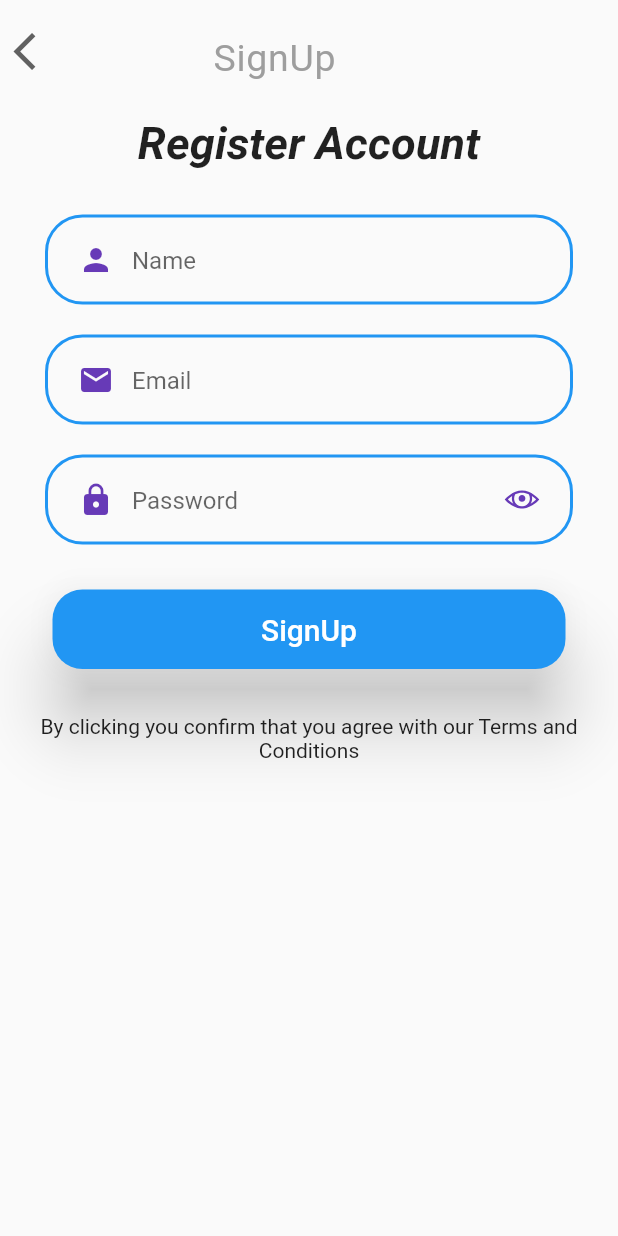
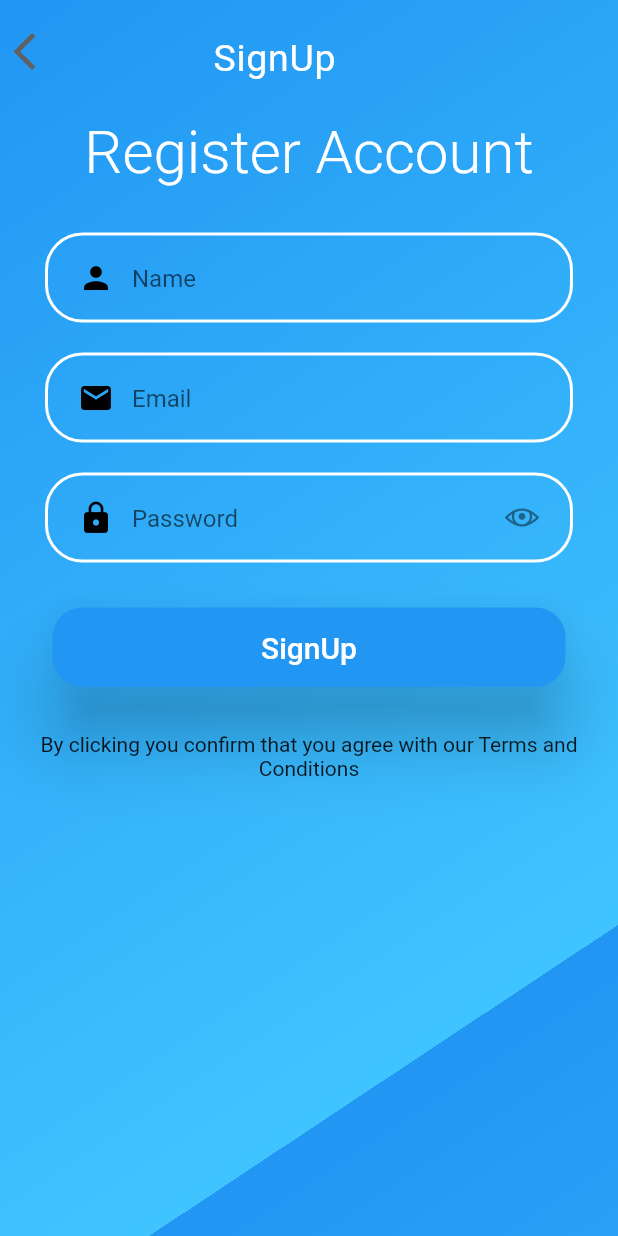
Before and after one commit to sushamaborhade/Liber, a Flutter app: the SignUp screen opened by its route, on a phone screen of 412 x 824 dp. Run offline on Flutter 3.47's test engine with Material 2 defaults, Android fonts, the phone set to English and light mode, and no system bars; our stand-ins replace flutter_svg, line_awesome_icons, shared_preferences; accounts and stored records are empty; Roboto replaces fonts that are missing (Pacifico).

Commit message:
Update signup.dart

```diff
--- a/lib/screens/signup.dart
+++ b/lib/screens/signup.dart
@@ -32,7 +32,7 @@ class _SignUpState extends State<SignUp> {
         decoration: BoxDecoration(
             borderRadius: BorderRadius.circular(25.0),
             border: Border.all(
-              color: Theme.of(context).accentColor,
+              color: Colors.white,
               width: 2.0,
             )),
         child: Padding(
@@ -138,7 +138,7 @@ class _SignUpState extends State<SignUp> {
             decoration: InputDecoration(
               prefixIcon: Icon(
                 icon,
-                color: Theme.of(context).primaryColor,
+                color: Colors.black,
               ),
               hintText: text,
               suffixIcon: val == 2
@@ -146,11 +146,11 @@ class _SignUpState extends State<SignUp> {
                       icon: values == true
                           ? Icon(
                               LineAwesomeIcons.eye,
-                              color: Theme.of(context).primaryColor,
+                              color: Colors.black45,
                             )
                           : Icon(
                               LineAwesomeIcons.eye_slash,
-                              color: Theme.of(context).primaryColor,
+                              color: Colors.black45,
                             ),
                       onPressed: () {
                         setState(() {
@@ -170,6 +170,18 @@ class _SignUpState extends State<SignUp> {
   Widget build(BuildContext context) {
     return Scaffold(
         body: SafeArea(
+      child: Container(
+        decoration: BoxDecoration(
+          gradient: LinearGradient(
+              begin: Alignment.topLeft,
+              end: Alignment(0.99,0.5),
+              colors: [
+                Colors.blue,
+                Colors.lightBlueAccent,
+              ],
+              tileMode: TileMode.repeated
+          ),
+        ),
         child: ListView(children: [
           Row(
             mainAxisAlignment: MainAxisAlignment.spaceEvenly,
@@ -192,7 +204,7 @@ class _SignUpState extends State<SignUp> {
                 child: Text(
                   'SignUp',
                   style: TextStyle(
-                    color: Colors.grey, fontSize: 25.0, letterSpacing: .5),
+                      color: Colors.white, fontSize: 25.0, letterSpacing: .5,fontWeight: FontWeight.w400),
                 ),
               ),
               Spacer(flex: 2)
@@ -204,9 +216,11 @@ class _SignUpState extends State<SignUp> {
               child: Text(
                 'Register Account',
                 style: TextStyle(
-                  fontSize: 30.0,
-                  fontWeight: FontWeight.bold,
-                  fontStyle: FontStyle.italic),
+                    fontSize: 40.0,
+                    fontWeight: FontWeight.w300,
+                    fontFamily: 'Pacifico',
+                    color: Colors.white
+                ),
               ),
             ),
           ),
@@ -272,7 +286,7 @@ class _SignUpState extends State<SignUp> {
                             child: Text(
                               'SignUp',
                               style:
-                                TextStyle(color: Colors.white, fontSize: 20.0),
+                                  TextStyle(color: Colors.white, fontSize: 20.0,fontFamily: 'Pacifico'),
                             ),
                           )),
                     ),
@@ -291,6 +305,7 @@ class _SignUpState extends State<SignUp> {
             )),
           )
         ]),
+      ),
     ));
   }
 }
```
Lines whose indentation alone changed are shown as unchanged.
